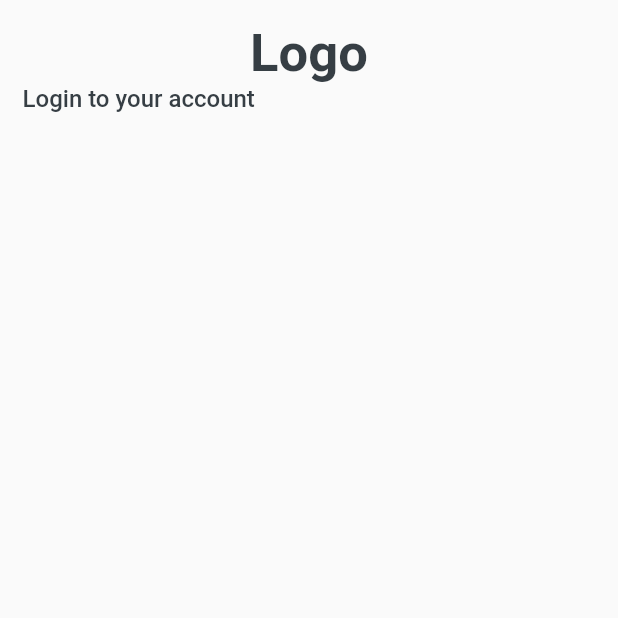
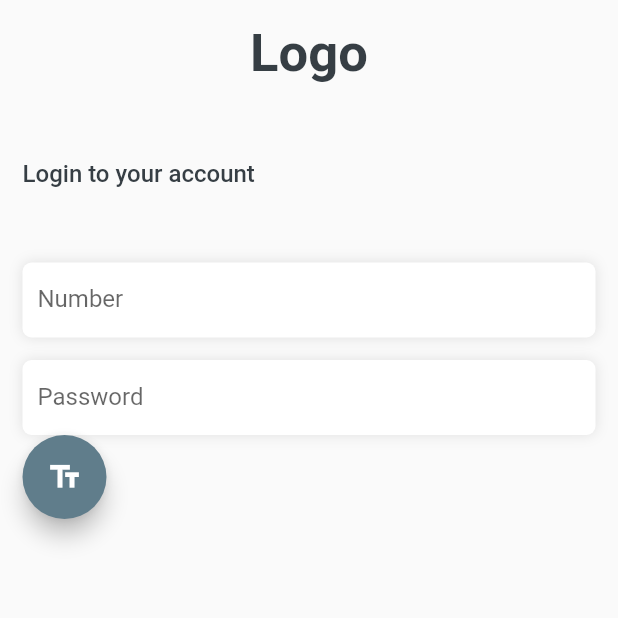
Before and after one commit to abir-1621/mess_manager, a Flutter app: the screen it shows after launch, on a phone screen of 412 x 824 dp, the top half of it. Run offline on Flutter 3.47's test engine with Material 2 defaults, Android fonts, the phone set to English and light mode, and no system bars; our stand-ins replace easy_localization, firebase_auth, firebase_core, go_router; accounts and stored records are empty; generated files the repository leaves out were written again.

Commit message:
Firebase checked if login or not

```diff
--- a/assets/translations/bn-BD.json
+++ b/assets/translations/bn-BD.json
@@ -1,3 +1,4 @@
 {
-  "homepage_body_txt": "কেউ থামাতে পারবে না।কেউ বাঁধা দিতে পারবে না"
+  "homepage_body_txt": "কেউ থামাতে পারবে না।কেউ বাঁধা দিতে পারবে না",
+  "number": "নাম"
 }
--- a/assets/translations/en-US.json
+++ b/assets/translations/en-US.json
@@ -1,4 +1,4 @@
 {
-  "homepage_body_txt": "This is a beginning of a new era!! nothing can stop us"
-
+  "homepage_body_txt": "This is a beginning of a new era!! nothing can stop us",
+  "number": "Number"
 }
--- /dev/null
+++ b/lib/custom_widgets/text_field.dart
@@ -0,0 +1,52 @@
+import 'package:easy_localization/easy_localization.dart';
+import 'package:flutter/material.dart';
+import '../translations/locale_keys.g.dart';
+
+class TextFromGlobal extends StatefulWidget {
+  const TextFromGlobal(
+      {Key? key,
+        required this.controller,
+        required this.hintText,
+        required this.textInputType,
+        required this.obscure})
+      : super(key: key);
+  final TextEditingController controller;
+  final String hintText;
+  final TextInputType textInputType;
+  final bool obscure;
+
+  @override
+  State<TextFromGlobal> createState() => _TextFromGlobalState();
+}
+
+class _TextFromGlobalState extends State<TextFromGlobal> {
+  @override
+  Widget build(BuildContext context) {
+    return Container(
+      height: 50,
+      padding: const EdgeInsets.symmetric(horizontal: 10),
+      decoration: BoxDecoration(
+          color: Colors.white,
+          borderRadius: BorderRadius.circular(6),
+          boxShadow: [
+            BoxShadow(
+              color: Colors.black.withOpacity(0.1),
+              blurRadius: 7,
+            )
+          ]),
+      child: TextFormField(
+        controller: widget.controller,
+        obscureText: widget.obscure,
+        keyboardType: widget.textInputType,
+        decoration: InputDecoration(
+          hintText: widget.hintText,
+          border: InputBorder.none,
+          contentPadding: const EdgeInsets.all(0),
+          hintStyle:const TextStyle(
+            height: 1,
+          )
+        ),
+      ),
+    );
+  }
+}
--- a/lib/main.dart
+++ b/lib/main.dart
@@ -1,4 +1,5 @@
 import 'package:easy_localization/easy_localization.dart';
+import 'package:firebase_auth/firebase_auth.dart';
 import 'package:firebase_core/firebase_core.dart';
 import 'package:flutter/material.dart';
 import 'package:go_router/go_router.dart';
@@ -13,6 +14,8 @@ void main() async {
   WidgetsFlutterBinding.ensureInitialized();
   await EasyLocalization.ensureInitialized();
   await Firebase.initializeApp();
+  // Ideal time to initialize
+  await FirebaseAuth.instance.useAuthEmulator('localhost', 9099);
   runApp(
     EasyLocalization(
       supportedLocales: LocalizationProvider().supportedLang,
@@ -66,7 +69,16 @@ class _SplashScreenState extends State<SplashScreen> {
   void initState() {
     super.initState();
     Future.delayed(const Duration(seconds: 3), () {
-      context.pushReplacement('/login');
+
+      FirebaseAuth.instance
+          .authStateChanges()
+          .listen((User? user) {
+        if (user == null) {
+          context.pushReplacement('/login');
+        } else {
+          context.pushReplacement('/home');
+        }
+      });
     });
   }
 
--- a/lib/utils/router.dart
+++ b/lib/utils/router.dart
@@ -12,7 +12,7 @@ final GoRouter routerConfig = GoRouter(
     GoRoute(
       path: '/',
       builder: (BuildContext context, GoRouterState state) {
-        return SplashScreen();
+        return const SplashScreen();
       },
       routes: <RouteBase>[
         GoRoute(
--- a/lib/views/registration/login.dart
+++ b/lib/views/registration/login.dart
@@ -1,6 +1,10 @@
+import 'package:easy_localization/easy_localization.dart';
 import 'package:flutter/material.dart';
 import 'package:flutter/widgets.dart';
 import 'package:mess_manager/utils/globalcolors.dart';
+
+import '../../custom_widgets/text_field.dart';
+import '../../translations/locale_keys.g.dart';
 
 class Login extends StatefulWidget {
   const Login({Key? key}) : super(key: key);
@@ -10,6 +14,8 @@ class Login extends StatefulWidget {
 }
 
 class _LoginState extends State<Login> {
+  TextEditingController numberController = TextEditingController();
+  TextEditingController passWord = TextEditingController();
   @override
   Widget build(BuildContext context) {
     return Scaffold(
@@ -30,9 +36,8 @@ class _LoginState extends State<Login> {
                       fontWeight: FontWeight.bold),
                 ),
               ),
-              Column(
-                children: const [
-                  Text(
+              const SizedBox(height: 50),
+              const Text(
                 'Login to your account',
                 style: TextStyle(
                   color: GlobalColors.tittleText,
@@ -40,8 +45,37 @@ class _LoginState extends State<Login> {
                   fontWeight: FontWeight.w500,
                 ),
               ),
-                ],
+              const SizedBox(height: 50),
+              TextFromGlobal(
+                controller: numberController,
+                hintText: LocaleKeys.number.tr(),
+                textInputType: TextInputType.number,
+                obscure: false,
               ),
+              const SizedBox(height: 15),
+              TextFromGlobal(
+                controller: passWord,
+                hintText: 'Password',
+                textInputType: TextInputType.text,
+                obscure: true,
+              ),
+          FloatingActionButton(
+            // When the user presses the button, show an alert dialog containing
+            // the text that the user has entered into the text field.
+            onPressed: () {
+              showDialog(
+                context: context,
+                builder: (context) {
+                  return AlertDialog(
+                    // Retrieve the text that the user has entered by using the
+                    // TextEditingController.
+                    content: Text(numberController.text),
+                  );
+                },
+              );
+            },
+            tooltip: 'Show me the value!',
+            child: const Icon(Icons.text_fields)),
             ],
           ),
         )),
```
Lines whose indentation alone changed are shown as unchanged.
